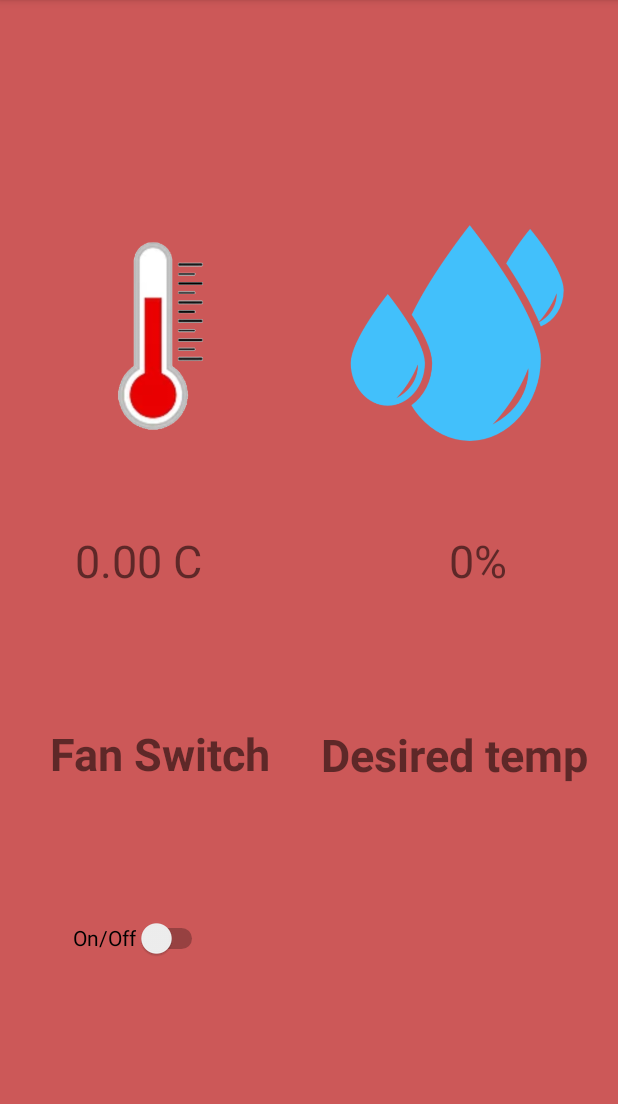
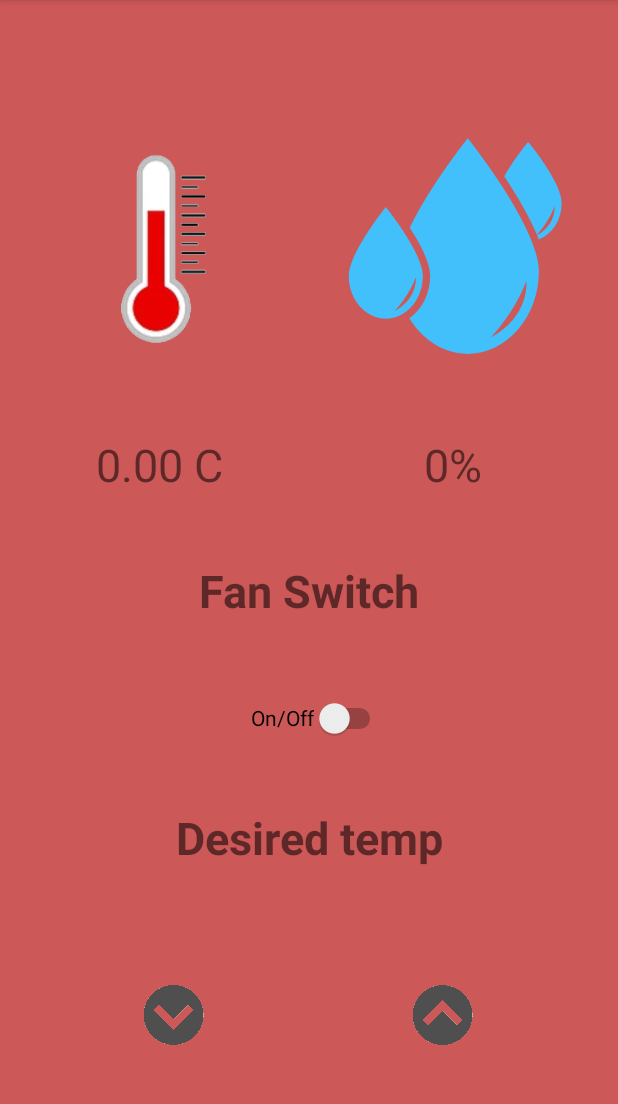
Before and after one commit to ZacharySymons-n01390593/Centurion, an Android app: the screen it shows after launch (MainActivity), in the side drawer, after a tap on "Thermostat", on a phone screen of 412 x 824 dp, the part 84-1188 px from its top. Run offline under Robolectric (Android 15) with nearby library versions, the phone set to English and light mode, and no system bars; Roboto replaces fonts that are not available here.

Commit message:
added desired temp value and buttons

```diff
--- a/Centurion/src/main/res/layout-land/fragment_thermostat.xml
+++ b/Centurion/src/main/res/layout-land/fragment_thermostat.xml
@@ -21,7 +21,7 @@
             android:textStyle="bold"
             app:layout_constraintBottom_toBottomOf="parent"
             app:layout_constraintEnd_toEndOf="parent"
-            app:layout_constraintHorizontal_bias="0.256"
+            app:layout_constraintHorizontal_bias="0.181"
             app:layout_constraintStart_toStartOf="parent"
             app:layout_constraintTop_toTopOf="parent"
             app:layout_constraintVertical_bias="0.953" />
@@ -121,5 +121,50 @@
             app:layout_constraintTop_toTopOf="parent"
             app:layout_constraintVertical_bias="0.243" />
 
+        <ImageButton
+            android:id="@+id/increment"
+            style="@style/Widget.AppCompat.Button.Borderless"
+            android:layout_width="@dimen/textwidth"
+            android:layout_height="@dimen/textheight"
+            android:scaleType="fitCenter"
+            android:src="@drawable/arrow"
+            app:layout_constraintBottom_toBottomOf="parent"
+            app:layout_constraintEnd_toEndOf="parent"
+            app:layout_constraintHorizontal_bias="0.848"
+            app:layout_constraintStart_toStartOf="parent"
+            app:layout_constraintTop_toTopOf="parent"
+            app:layout_constraintVertical_bias="0.94" />
+
+        <EditText
+            android:id="@+id/number"
+            android:layout_width="@dimen/textwidth"
+            android:layout_height="@dimen/textheight"
+            android:background="@android:color/transparent"
+            android:inputType="number"
+            android:selectAllOnFocus="true"
+            android:textAlignment="center"
+            app:layout_constraintBottom_toBottomOf="parent"
+            app:layout_constraintEnd_toEndOf="parent"
+            app:layout_constraintHorizontal_bias="0.708"
+            app:layout_constraintStart_toStartOf="parent"
+            app:layout_constraintTop_toTopOf="parent"
+            app:layout_constraintVertical_bias="0.94"
+            tools:text="0" />
+
+        <ImageButton
+            android:id="@+id/decrement"
+            style="@style/Widget.AppCompat.Button.Borderless"
+            android:layout_width="@dimen/textwidth"
+            android:layout_height="@dimen/textheight"
+            android:scaleType="fitCenter"
+            android:scaleY="-1"
+            android:src="@drawable/arrow"
+            app:layout_constraintBottom_toBottomOf="parent"
+            app:layout_constraintEnd_toEndOf="parent"
+            app:layout_constraintHorizontal_bias="0.567"
+            app:layout_constraintStart_toStartOf="parent"
+            app:layout_constraintTop_toTopOf="parent"
+            app:layout_constraintVertical_bias="0.94" />
+
     </androidx.constraintlayout.widget.ConstraintLayout>
 </FrameLayout>
--- a/Centurion/src/main/res/layout/fragment_thermostat.xml
+++ b/Centurion/src/main/res/layout/fragment_thermostat.xml
@@ -21,10 +21,9 @@
             android:textStyle="bold"
             app:layout_constraintBottom_toBottomOf="parent"
             app:layout_constraintEnd_toEndOf="parent"
-            app:layout_constraintHorizontal_bias="0.063"
             app:layout_constraintStart_toStartOf="parent"
             app:layout_constraintTop_toTopOf="parent"
-            app:layout_constraintVertical_bias="0.681" />
+            app:layout_constraintVertical_bias="0.527" />
 
         <ImageView
             android:id="@+id/roomtemp"
@@ -33,10 +32,10 @@
             android:src="@drawable/roomtemp"
             app:layout_constraintBottom_toBottomOf="parent"
             app:layout_constraintEnd_toEndOf="parent"
-            app:layout_constraintHorizontal_bias="0.063"
+            app:layout_constraintHorizontal_bias="0.07"
             app:layout_constraintStart_toStartOf="parent"
             app:layout_constraintTop_toTopOf="parent"
-            app:layout_constraintVertical_bias="0.234" />
+            app:layout_constraintVertical_bias="0.138" />
 
         <TextView
             android:id="@+id/TemperatureReading"
@@ -47,10 +46,10 @@
             android:textSize="@dimen/textsize"
             app:layout_constraintBottom_toBottomOf="parent"
             app:layout_constraintEnd_toEndOf="parent"
-            app:layout_constraintHorizontal_bias="0.146"
+            app:layout_constraintHorizontal_bias="0.19"
             app:layout_constraintStart_toStartOf="parent"
             app:layout_constraintTop_toTopOf="parent"
-            app:layout_constraintVertical_bias="0.499" />
+            app:layout_constraintVertical_bias="0.409" />
 
         <TextView
             android:id="@+id/HumidityReading"
@@ -61,10 +60,10 @@
             android:textSize="@dimen/textsize"
             app:layout_constraintBottom_toBottomOf="parent"
             app:layout_constraintEnd_toEndOf="parent"
-            app:layout_constraintHorizontal_bias="0.85"
+            app:layout_constraintHorizontal_bias="0.8"
             app:layout_constraintStart_toStartOf="parent"
             app:layout_constraintTop_toTopOf="parent"
-            app:layout_constraintVertical_bias="0.499" />
+            app:layout_constraintVertical_bias="0.409" />
 
         <ImageView
             android:id="@+id/humidity"
@@ -73,10 +72,10 @@
             android:src="@drawable/humidity"
             app:layout_constraintBottom_toBottomOf="parent"
             app:layout_constraintEnd_toEndOf="parent"
-            app:layout_constraintHorizontal_bias="0.936"
+            app:layout_constraintHorizontal_bias="0.929"
             app:layout_constraintStart_toStartOf="parent"
             app:layout_constraintTop_toTopOf="parent"
-            app:layout_constraintVertical_bias="0.234" />
+            app:layout_constraintVertical_bias="0.138" />
 
         <Switch
             android:id="@+id/fanSwitch"
@@ -85,10 +84,10 @@
             android:text="@string/on_off"
             app:layout_constraintBottom_toBottomOf="parent"
             app:layout_constraintEnd_toEndOf="parent"
-            app:layout_constraintHorizontal_bias="0.151"
+            app:layout_constraintHorizontal_bias="0.52"
             app:layout_constraintStart_toStartOf="parent"
             app:layout_constraintTop_toTopOf="parent"
-            app:layout_constraintVertical_bias="0.841" />
+            app:layout_constraintVertical_bias="0.634" />
 
         <TextView
             android:id="@+id/fantext"
@@ -100,45 +99,54 @@
             android:textStyle="bold"
             app:layout_constraintBottom_toBottomOf="parent"
             app:layout_constraintEnd_toEndOf="parent"
-            app:layout_constraintHorizontal_bias="0.926"
             app:layout_constraintStart_toStartOf="parent"
             app:layout_constraintTop_toTopOf="parent"
-            app:layout_constraintVertical_bias="0.682" />
+            app:layout_constraintVertical_bias="0.76" />
 
         <ImageButton
             android:id="@+id/increment"
             style="@style/Widget.AppCompat.Button.Borderless"
-            android:layout_width="wrap_content"
-            android:layout_height="wrap_content"
-            app:layout_constraintBottom_toTopOf="@+id/number"
+            android:layout_width="@dimen/textwidth"
+            android:layout_height="@dimen/textheight"
+            android:scaleType="fitCenter"
+            android:src="@drawable/arrow"
+            app:layout_constraintBottom_toBottomOf="parent"
             app:layout_constraintEnd_toEndOf="parent"
+            app:layout_constraintHorizontal_bias="0.777"
             app:layout_constraintStart_toStartOf="parent"
             app:layout_constraintTop_toTopOf="parent"
-            app:layout_constraintVertical_chainStyle="packed" />
+            app:layout_constraintVertical_bias="0.913" />
 
         <EditText
             android:id="@+id/number"
-            android:layout_width="0dp"
-            android:layout_height="wrap_content"
+            android:layout_width="@dimen/textwidth"
+            android:layout_height="@dimen/textheight"
             android:background="@android:color/transparent"
-            android:gravity="center"
             android:inputType="number"
+            android:textAlignment="center"
             android:selectAllOnFocus="true"
-            app:layout_constraintBottom_toTopOf="@id/decrement"
+            app:layout_constraintBottom_toBottomOf="parent"
             app:layout_constraintEnd_toEndOf="parent"
+            app:layout_constraintHorizontal_bias="0.498"
             app:layout_constraintStart_toStartOf="parent"
-            app:layout_constraintTop_toBottomOf="@id/increment"
-            tools:text="99" />
+            app:layout_constraintTop_toTopOf="parent"
+            app:layout_constraintVertical_bias="0.913"
+            tools:text="0" />
 
         <ImageButton
             android:id="@+id/decrement"
             style="@style/Widget.AppCompat.Button.Borderless"
-            android:layout_width="wrap_content"
-            android:layout_height="wrap_content"
+            android:layout_width="@dimen/textwidth"
+            android:layout_height="@dimen/textheight"
+            android:scaleType="fitCenter"
+            android:scaleY="-1"
+            android:src="@drawable/arrow"
             app:layout_constraintBottom_toBottomOf="parent"
             app:layout_constraintEnd_toEndOf="parent"
+            app:layout_constraintHorizontal_bias="0.219"
             app:layout_constraintStart_toStartOf="parent"
-            app:layout_constraintTop_toBottomOf="@id/number" />
+            app:layout_constraintTop_toTopOf="parent"
+            app:layout_constraintVertical_bias="0.913" />
 
     </androidx.constraintlayout.widget.ConstraintLayout>
 </FrameLayout>
```
